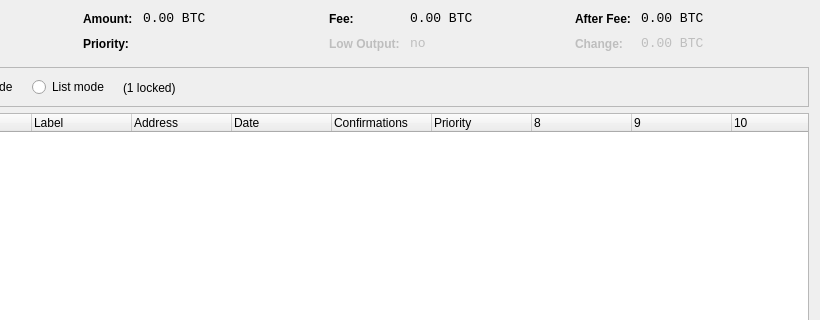
This is src/qt/forms/coincontroldialog.ui in marscoin/marscoin as Qt 5 draws it before an edit; both pictures show x 180 to 1000 and y 0 to 320 of the 1000 by 500 pixel window. The edited form follows.
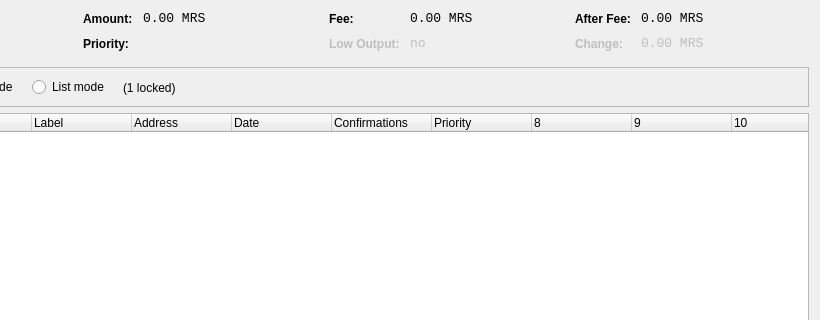
This is the edited form. Custom widgets are drawn as their Qt base class.

```diff
--- a/src/qt/forms/coincontroldialog.ui
+++ b/src/qt/forms/coincontroldialog.ui
@@ -141,7 +141,7 @@
           <enum>Qt::ActionsContextMenu</enum>
          </property>
          <property name="text">
-          <string notr="true">0.00 BTC</string>
+          <string notr="true">0.00 MRS</string>
          </property>
          <property name="textInteractionFlags">
           <set>Qt::LinksAccessibleByMouse|Qt::TextSelectableByKeyboard|Qt::TextSelectableByMouse</set>
@@ -221,7 +221,7 @@
           <enum>Qt::ActionsContextMenu</enum>
          </property>
          <property name="text">
-          <string notr="true">0.00 BTC</string>
+          <string notr="true">0.00 MRS</string>
          </property>
          <property name="textInteractionFlags">
           <set>Qt::LinksAccessibleByMouse|Qt::TextSelectableByKeyboard|Qt::TextSelectableByMouse</set>
@@ -307,7 +307,7 @@
           <enum>Qt::ActionsContextMenu</enum>
          </property>
          <property name="text">
-          <string notr="true">0.00 BTC</string>
+          <string notr="true">0.00 MRS</string>
          </property>
          <property name="textInteractionFlags">
           <set>Qt::LinksAccessibleByMouse|Qt::TextSelectableByKeyboard|Qt::TextSelectableByMouse</set>
@@ -345,7 +345,7 @@
           <enum>Qt::ActionsContextMenu</enum>
          </property>
          <property name="text">
-          <string notr="true">0.00 BTC</string>
+          <string notr="true">0.00 MRS</string>
          </property>
          <property name="textInteractionFlags">
           <set>Qt::LinksAccessibleByMouse|Qt::TextSelectableByKeyboard|Qt::TextSelectableByMouse</set>
```
